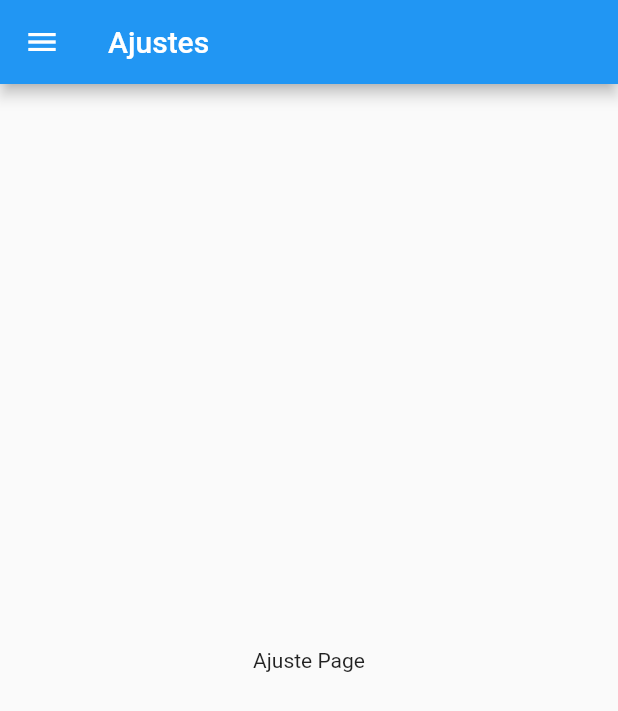
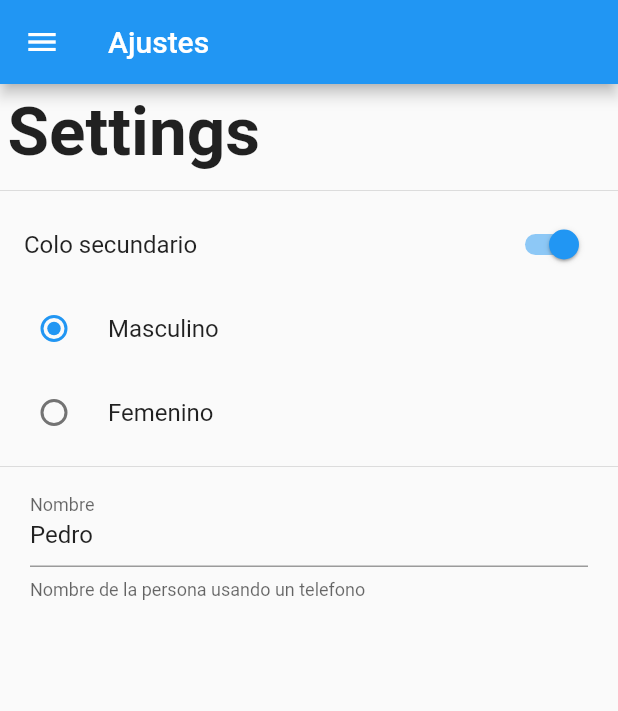
Before and after one commit to efraindrummer/Flutter-PreferenciasUsuarios, a Flutter app: the SettingsPage screen opened by its route, on a phone screen of 412 x 824 dp. Shown: the top 711 px of the screen. Run offline on Flutter 3.47's test engine with Material 2 defaults, Android fonts, the phone set to English and light mode, and no system bars.

Commit message:
diseño de pagina de ajustes lista

```diff
--- a/lib/src/pages/settings_page.dart
+++ b/lib/src/pages/settings_page.dart
@@ -1,9 +1,28 @@
 import 'package:flutter/material.dart';
 import 'package:preferenciasusuarioapp/src/widgets/menu_widget.dart';
 
-class SettingsPage extends StatelessWidget {
+class SettingsPage extends StatefulWidget {
 
   static final String routeName = 'settings';
+
+  @override
+  _SettingsPageState createState() => _SettingsPageState();
+}
+
+class _SettingsPageState extends State<SettingsPage> {
+
+  bool _colorSecundario = true;
+  int _genero = 1;
+  String _nombre = 'Pedro';
+
+  TextEditingController _textController;
+
+  @override
+  void initState() {
+    super.initState();
+    _textController = new TextEditingController(text: _nombre);
+  }
+
 
   @override
   Widget build(BuildContext context) {
@@ -12,8 +31,55 @@ class SettingsPage extends StatelessWidget {
         title: Text('Ajustes'),
       ),
       drawer: MenuWidget(),
-      body: Center(
-        child: Text('Ajuste Page'),
+      body: ListView(
+        children: <Widget>[
+          Container(
+            padding: EdgeInsets.all(5.0),
+            child: Text('Settings', style: TextStyle(fontSize: 45.0, fontWeight: FontWeight.bold),),
+          ),
+          Divider(),
+          SwitchListTile(
+            value: _colorSecundario,
+            title: Text('Colo secundario'),
+            onChanged: (value){
+              setState(() {
+                _colorSecundario = value;
+              });
+            },
+          ),
+          RadioListTile(
+            value: 1,
+            title: Text('Masculino'),
+            groupValue: _genero,
+            onChanged: (value){
+              setState(() {
+                _genero = value;
+              });
+            },
+          ),
+          RadioListTile(
+            value: 2,
+            title: Text('Femenino'),
+            groupValue: _genero,
+            onChanged: (value){
+              setState(() {
+                _genero = value;
+              });
+            },
+          ),
+          Divider(),
+          Container(
+            padding: EdgeInsets.symmetric(horizontal: 20.0),
+            child: TextField(
+              controller: _textController,
+              decoration: InputDecoration(
+                labelText: 'Nombre',
+                helperText: 'Nombre de la persona usando un telefono'
+              ),
+              onChanged: (value){},
+            ),
+          )
+        ],
       )
     );
   }
```
